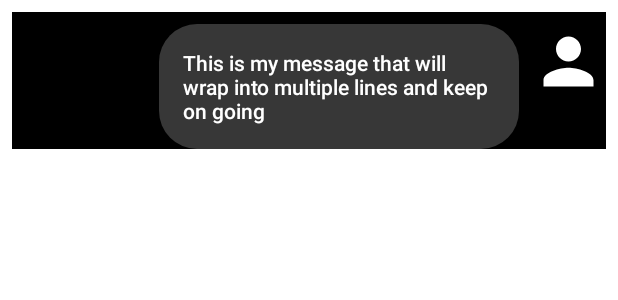
After one commit to FRo5TY-1/HotKompoti, an Android app: the layout chat_sent_row.xml on its own in the app's theme, with its tools: preview values and no code run, on a phone screen of 412 x 824 dp. The commit adds this screen. Shown: the top 300 px of the screen. Run offline under Robolectric (Android 15) with nearby library versions, the phone set to English and light mode, and no system bars.

Commit message:
added live chat

```diff
--- a/app/build.gradle
+++ b/app/build.gradle
@@ -54,4 +54,8 @@ dependencies {
     implementation "androidx.navigation:navigation-ui-ktx:$nav_version"
     implementation 'com.github.bumptech.glide:glide:4.12.0'
     annotationProcessor 'com.github.bumptech.glide:compiler:4.12.0'
+
+    implementation 'de.hdodenhof:circleimageview:2.2.0'
+    implementation 'com.xwray:groupie:2.1.0'
+    implementation 'com.squareup.picasso:picasso:2.71828'
 }
--- a/app/src/main/AndroidManifest.xml
+++ b/app/src/main/AndroidManifest.xml
@@ -9,6 +9,9 @@
         android:roundIcon="@drawable/hot_kompoti_logo"
         android:supportsRtl="true"
         android:theme="@style/Theme.HotKompoti">
+        <activity
+            android:name=".profile.ChatActivity"
+            android:exported="true" />
         <activity
             android:name=".profile.EditProfileActivity"
             android:exported="true" />
--- a/app/src/main/java/com/example/hotkompoti/fragments/ProfileFragment.kt
+++ b/app/src/main/java/com/example/hotkompoti/fragments/ProfileFragment.kt
@@ -56,7 +56,11 @@ class ProfileFragment : Fragment(R.layout.fragment_profile) {
         }
 
         TabLayoutMediator(tabLayout, viewPager2) { tab, position ->
-            tab.text = "Tab ${position + 1}"
+            when(position) {
+                0-> {tab.text = "About Me"}
+                1-> {tab.text = "Friends"}
+            }
+
         }.attach()
 
         binding.editProfileButton.setOnClickListener {
--- a/app/src/main/java/com/example/hotkompoti/profile/EditProfileActivity.kt
+++ b/app/src/main/java/com/example/hotkompoti/profile/EditProfileActivity.kt
@@ -88,11 +88,12 @@ class EditProfileActivity : AppCompatActivity() {
                 ref.putFile(editProfilePhotoUri!!)
             }
 
+            val uid = auth.uid.toString()
             val firstName = binding.firstNameEditText.text.toString()
             val lastName = binding.lastNameEditText.text.toString()
             val country = binding.countryEditText.text.toString()
             val number = binding.numberEditText.text.toString()
-            val userInfo = UserInfo(filename, firstName, lastName, country, number)
+            val userInfo = UserInfo(uid, filename, firstName, lastName, country, number)
             db.child(auth.currentUser?.uid!!).setValue(userInfo)
 
             return true
--- /dev/null
+++ b/app/src/main/res/drawable/rounded_gray_text.xml
@@ -0,0 +1,7 @@
+<?xml version="1.0" encoding="utf-8"?>
+<shape xmlns:android="http://schemas.android.com/apk/res/android">
+
+    <solid android:color="#373737"/>
+    <corners android:radius="25dp"/>
+
+</shape>
--- /dev/null
+++ b/app/src/main/res/layout/chat_sent_row.xml
@@ -0,0 +1,32 @@
+<?xml version="1.0" encoding="utf-8"?>
+<androidx.constraintlayout.widget.ConstraintLayout xmlns:android="http://schemas.android.com/apk/res/android"
+    xmlns:app="http://schemas.android.com/apk/res-auto"
+    android:layout_width="match_parent"
+    android:background="@color/black"
+    android:layout_margin="8dp"
+    android:layout_height="wrap_content">
+
+    <TextView
+        android:id="@+id/textViewSentRow"
+        android:layout_width="wrap_content"
+        android:layout_height="wrap_content"
+        android:background="@drawable/rounded_gray_text"
+        android:maxWidth="240dp"
+        android:padding="16dp"
+        android:layout_marginRight="8dp"
+        android:fontFamily="sans-serif-medium"
+        android:text="This is my message that will wrap into multiple lines and keep on going"
+        android:textColor="@color/white"
+        app:layout_constraintEnd_toStartOf="@+id/imageview_chat_to_row"
+        app:layout_constraintTop_toTopOf="@+id/imageview_chat_to_row" />
+
+    <ImageView
+        android:id="@+id/imageview_chat_to_row"
+        android:layout_width="50dp"
+        android:layout_height="50dp"
+        android:layout_marginTop="8dp"
+        android:src="@drawable/ic_baseline_person_24"
+        app:layout_constraintEnd_toEndOf="parent"
+        app:layout_constraintTop_toTopOf="parent" />
+
+</androidx.constraintlayout.widget.ConstraintLayout>
--- a/app/src/main/res/layout/fragment_home.xml
+++ b/app/src/main/res/layout/fragment_home.xml
@@ -8,7 +8,8 @@
     tools:context=".fragments.HomeFragment">
 
     <androidx.recyclerview.widget.RecyclerView
-        android:id="@+id/storeRecyclerView"
+        android:id="@+id/HomeFragmentRecyclerView"
+        app:layoutManager="androidx.recyclerview.widget.LinearLayoutManager"
         android:layout_width="match_parent"
         android:layout_height="match_parent"
         app:layout_constraintBottom_toBottomOf="parent"
```
Also changed, not shown: app/src/main/java/com/example/hotkompoti/adapters/HomeFragmentRecyclerView.kt (deleted, +0 -48 lines), app/src/main/java/com/example/hotkompoti/data/MessageInfo.kt (added, +9 -0 lines), app/src/main/java/com/example/hotkompoti/data/UserInfo.kt (+20 -6 lines), app/src/main/java/com/example/hotkompoti/fragments/HomeFragment.kt (+55 -21 lines), app/src/main/java/com/example/hotkompoti/profile/ChatActivity.kt (added, +115 -0 lines), app/src/main/res/layout/activity_chat.xml (added, +52 -0 lines), app/src/main/res/layout/chat_received_row.xml (added, +31 -0 lines).
